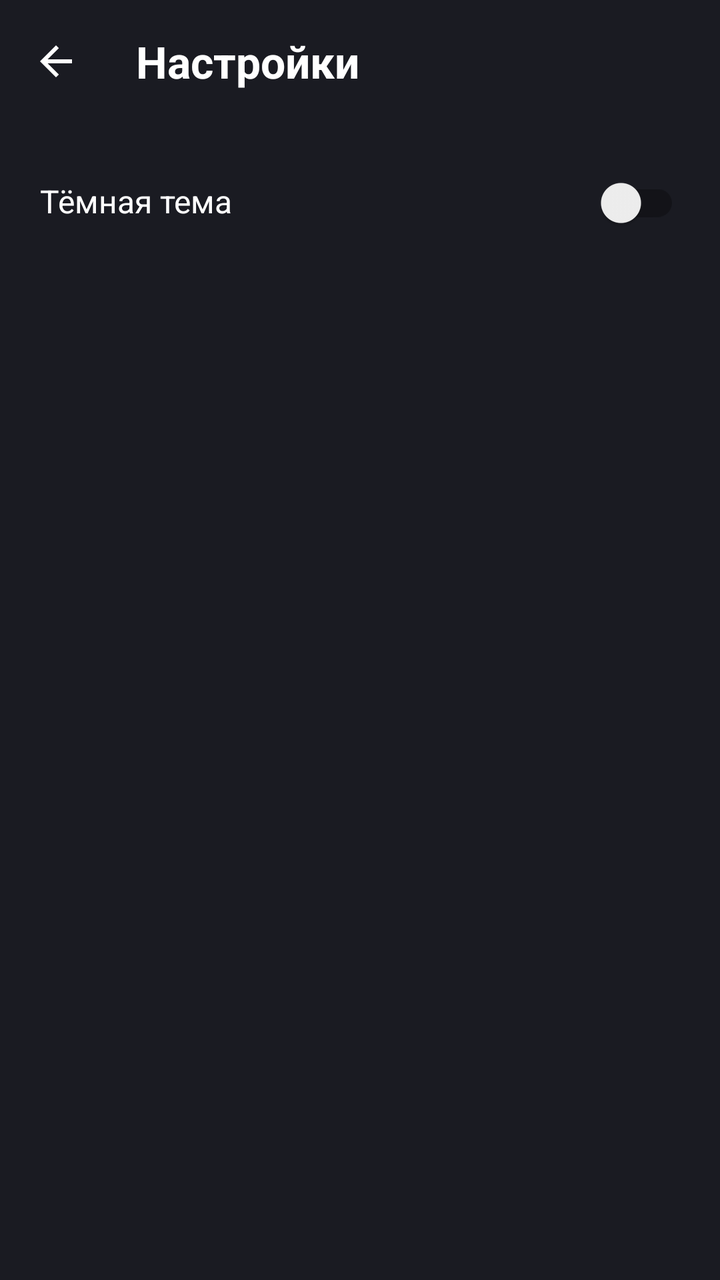
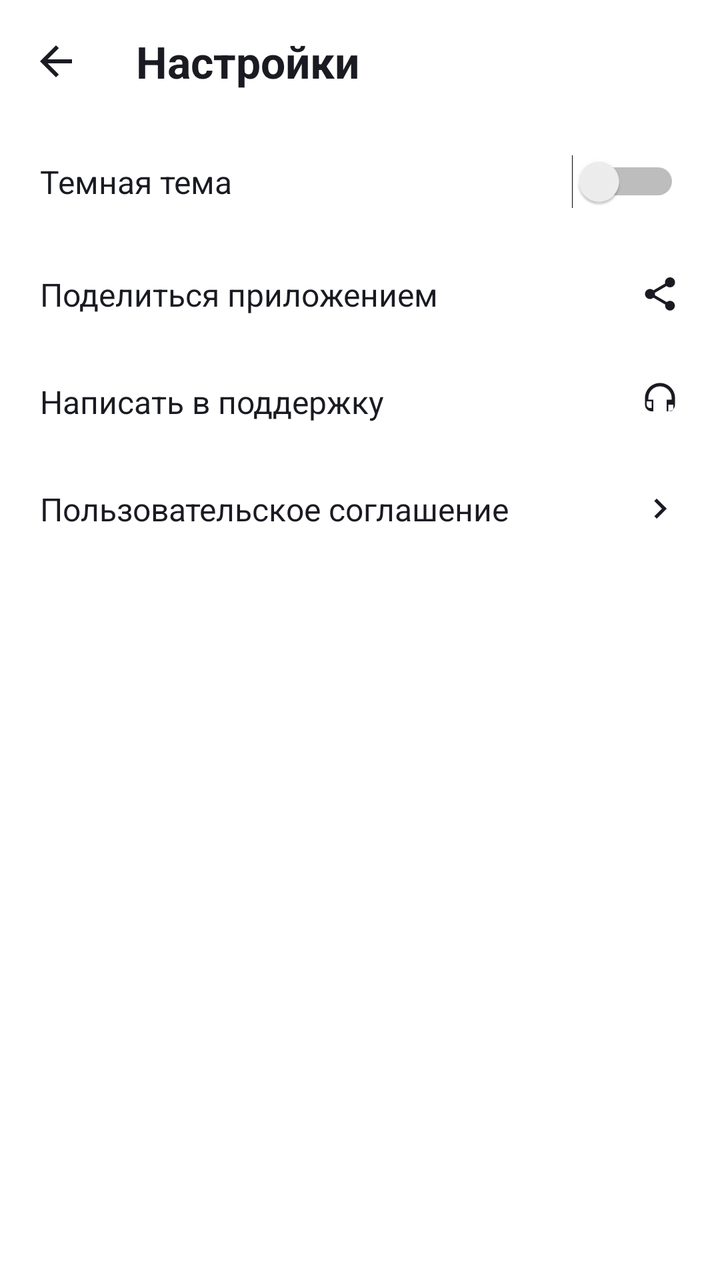

Before-and-after screenshots of an Android layout around one commit, followed by the original layout XML and the change that was made.
<!-- AndroidManifest.xml: application theme Theme.MaterialComponents.DayNight.NoActionBar -->
<!-- res/layout/activity_settings.xml -->
<?xml version="1.0" encoding="utf-8"?>
<LinearLayout xmlns:android="http://schemas.android.com/apk/res/android"
    xmlns:app="http://schemas.android.com/apk/res-auto"
    android:layout_width="match_parent"
    android:layout_height="match_parent"
    android:background="@color/dark_background"
    android:orientation="vertical">

    <LinearLayout
        android:layout_width="match_parent"
        android:layout_height="wrap_content"
        android:orientation="horizontal"
        android:padding="@dimen/padding_default">

        <ImageView
            android:id="@+id/iv_back"
            android:layout_width="@dimen/icon_size"
            android:layout_height="@dimen/icon_size"
            android:layout_gravity="center_vertical"
            android:src="@drawable/arrow"
            android:contentDescription="@string/back"
            app:tint="@color/text_primary" />

        <TextView
            android:layout_width="wrap_content"
            android:layout_height="wrap_content"
            android:layout_marginStart="@dimen/margin_large"
            android:text="@string/settings"
            android:textColor="@color/text_primary"
            android:textSize="@dimen/text_title"
            android:textStyle="bold" />

    </LinearLayout>

    <LinearLayout
        android:layout_width="match_parent"
        android:layout_height="wrap_content"
        android:orientation="horizontal"
        android:padding="@dimen/padding_default"
        android:paddingStart="@dimen/padding_medium"
        android:paddingEnd="@dimen/padding_medium">

        <TextView
            android:layout_width="0dp"
            android:layout_height="wrap_content"
            android:layout_weight="1"
            android:text="@string/dark_theme"
            android:textColor="@color/text_primary"
            android:textSize="@dimen/text_normal" />

        <androidx.appcompat.widget.SwitchCompat
            android:layout_width="wrap_content"
            android:layout_height="wrap_content" />

    </LinearLayout>

</LinearLayout>
<!-- resources referenced by this layout -->
<resources>
  <color name="dark_background">#1A1B22</color>
  <color name="text_primary">#FFFFFF</color>
  <dimen name="icon_size">24dp</dimen>
  <dimen name="margin_large">28dp</dimen>
  <dimen name="padding_default">16dp</dimen>
  <dimen name="padding_medium">20dp</dimen>
  <dimen name="text_normal">16sp</dimen>
  <dimen name="text_title">22sp</dimen>
  <!-- drawable arrow (drawable) -->
  <vector xmlns:android="http://schemas.android.com/apk/res/android" android:height="19dp" android:viewportHeight="960" android:viewportWidth="960" android:width="19dp">
        
      <path android:fillColor="#1f1f1f" android:pathData="m313,520 l224,224 -57,56 -320,-320 320,-320 57,56 -224,224h487v80L313,520Z"/>
      
  </vector>
  <string name="back">Назад</string>
  <string name="dark_theme">Тёмная тема</string>
  <string name="settings">Настройки</string>
</resources>

<!-- the commit's change to res/layout/activity_settings.xml (unified diff, before → after) -->
@@ -3,55 +3,134 @@
     xmlns:app="http://schemas.android.com/apk/res-auto"
     android:layout_width="match_parent"
     android:layout_height="match_parent"
-    android:background="@color/dark_background"
+    android:background="@color/white"
     android:orientation="vertical">
 
+    
     <LinearLayout
         android:layout_width="match_parent"
         android:layout_height="wrap_content"
         android:orientation="horizontal"
-        android:padding="@dimen/padding_default">
+        android:padding="16dp"
+        android:gravity="center_vertical">
 
         <ImageView
             android:id="@+id/iv_back"
-            android:layout_width="@dimen/icon_size"
-            android:layout_height="@dimen/icon_size"
-            android:layout_gravity="center_vertical"
+            android:layout_width="24dp"
+            android:layout_height="24dp"
             android:src="@drawable/arrow"
             android:contentDescription="@string/back"
-            app:tint="@color/text_primary" />
+            app:tint="@color/button_text" />
 
         <TextView
             android:layout_width="wrap_content"
             android:layout_height="wrap_content"
-            android:layout_marginStart="@dimen/margin_large"
+            android:layout_marginStart="28dp"
             android:text="@string/settings"
-            android:textColor="@color/text_primary"
-            android:textSize="@dimen/text_title"
+            android:textColor="@color/button_text"
+            android:textSize="22sp"
             android:textStyle="bold" />
-
     </LinearLayout>
 
+    
     <LinearLayout
         android:layout_width="match_parent"
         android:layout_height="wrap_content"
         android:orientation="horizontal"
-        android:padding="@dimen/padding_default"
-        android:paddingStart="@dimen/padding_medium"
-        android:paddingEnd="@dimen/padding_medium">
+        android:padding="16dp"
+        android:paddingStart="20dp"
+        android:paddingEnd="20dp"
+        android:gravity="center_vertical">
 
         <TextView
             android:layout_width="0dp"
             android:layout_height="wrap_content"
             android:layout_weight="1"
             android:text="@string/dark_theme"
-            android:textColor="@color/text_primary"
-            android:textSize="@dimen/text_normal" />
+            android:textColor="@color/button_text"
+            android:textSize="16sp" />
 
-        <androidx.appcompat.widget.SwitchCompat
+        <Switch
             android:layout_width="wrap_content"
             android:layout_height="wrap_content" />
+    </LinearLayout>
 
+    
+    <LinearLayout
+        android:layout_width="match_parent"
+        android:layout_height="wrap_content"
+        android:orientation="horizontal"
+        android:padding="16dp"
+        android:paddingStart="20dp"
+        android:paddingEnd="20dp"
+        android:gravity="center_vertical">
+
+        <TextView
+            android:layout_width="0dp"
+            android:layout_height="wrap_content"
+            android:layout_weight="1"
+            android:text="@string/share_app"
+            android:textColor="@color/button_text"
+            android:textSize="16sp" />
+
+        <ImageView
+            android:layout_width="20dp"
+            android:layout_height="20dp"
+            android:src="@drawable/ic_share"
+            android:contentDescription="@string/share_app"
+            app:tint="@color/button_text" />
+    </LinearLayout>
+
+    
+    <LinearLayout
+        android:layout_width="match_parent"
+        android:layout_height="wrap_content"
+        android:orientation="horizontal"
+        android:padding="16dp"
+        android:paddingStart="20dp"
+        android:paddingEnd="20dp"
+        android:gravity="center_vertical">
+
+        <TextView
+            android:layout_width="0dp"
+            android:layout_height="wrap_content"
+            android:layout_weight="1"
+            android:text="@string/support"
+            android:textColor="@color/button_text"
+            android:textSize="16sp" />
+
+        <ImageView
+            android:layout_width="20dp"
+            android:layout_height="20dp"
+            android:src="@drawable/ic_headset"
+            android:contentDescription="@string/support"
+            app:tint="@color/button_text" />
+    </LinearLayout>
+
+    
+    <LinearLayout
+        android:layout_width="match_parent"
+        android:layout_height="wrap_content"
+        android:orientation="horizontal"
+        android:padding="16dp"
+        android:paddingStart="20dp"
+        android:paddingEnd="20dp"
+        android:gravity="center_vertical">
+
+        <TextView
+            android:layout_width="0dp"
+            android:layout_height="wrap_content"
+            android:layout_weight="1"
+            android:text="@string/terms"
+            android:textColor="@color/button_text"
+            android:textSize="16sp" />
+
+        <ImageView
+            android:layout_width="20dp"
+            android:layout_height="20dp"
+            android:src="@drawable/ic_arrow_right"
+            android:contentDescription="Переход"
+            app:tint="@color/button_text" />
     </LinearLayout>
 
 </LinearLayout>
<!-- resource entries referenced after the edit -->
@@ -1,21 +1,52 @@
 <!-- resources referenced by this layout -->
 <resources>
-  <color name="dark_background">#1A1B22</color>
-  <color name="text_primary">#FFFFFF</color>
-  <dimen name="icon_size">24dp</dimen>
-  <dimen name="margin_large">28dp</dimen>
-  <dimen name="padding_default">16dp</dimen>
-  <dimen name="padding_medium">20dp</dimen>
-  <dimen name="text_normal">16sp</dimen>
-  <dimen name="text_title">22sp</dimen>
+  <color name="button_text">#1A1B22</color>
+  <color name="white">#FFFFFF</color>
   <!-- drawable arrow (drawable) -->
-  <vector xmlns:android="http://schemas.android.com/apk/res/android" android:height="19dp" android:viewportHeight="960" android:viewportWidth="960" android:width="19dp">
-        
-      <path android:fillColor="#1f1f1f" android:pathData="m313,520 l224,224 -57,56 -320,-320 320,-320 57,56 -224,224h487v80L313,520Z"/>
-      
+  <vector xmlns:android="http://schemas.android.com/apk/res/android"
+      android:width="19dp"
+      android:height="19dp"
+      android:viewportWidth="960"
+      android:viewportHeight="960">
+      <path
+          android:fillColor="#1f1f1f"
+          android:pathData="m313,520 l224,224 -57,56 -320,-320 320,-320 57,56 -224,224h487v80L313,520Z"/>
+  </vector>
+  <!-- drawable ic_arrow_right (drawable) -->
+  <vector xmlns:android="http://schemas.android.com/apk/res/android"
+      android:width="24dp"
+      android:height="24dp"
+      android:viewportWidth="24"
+      android:viewportHeight="24">
+      <path
+          android:fillColor="#1A1B22"
+          android:pathData="M10,6L8.59,7.41 13.17,12l-4.58,4.59L10,18l6,-6z"/>
+  </vector>
+  <!-- drawable ic_headset (drawable) -->
+  <vector xmlns:android="http://schemas.android.com/apk/res/android"
+      android:width="24dp"
+      android:height="24dp"
+      android:viewportWidth="24"
+      android:viewportHeight="24">
+      <path
+          android:fillColor="#1A1B22"
+          android:pathData="M12,1C7.03,1 3,5.03 3,10v4c0,2.21 1.79,4 4,4h1v-7H5v-1c0,-3.87 3.13,-7 7,-7s7,3.13 7,7v1h-3v7h1c2.21,0 4,-1.79 4,-4v-4c0,-4.97 -4.03,-9 -9,-9zM7,14v2H6c-1.1,0 -2,-0.9 -2,-2v-2h3v2zm10,0h3v2c0,1.1 -0.9,2 -2,2h-1v-2z"/>
+  </vector>
+  <!-- drawable ic_share (drawable) -->
+  <vector xmlns:android="http://schemas.android.com/apk/res/android"
+      android:width="24dp"
+      android:height="24dp"
+      android:viewportWidth="24"
+      android:viewportHeight="24">
+      <path
+          android:fillColor="#1A1B22"
+          android:pathData="M18,16.08c-0.76,0 -1.44,0.3 -1.96,0.77L8.91,12.7c0.05,-0.23 0.09,-0.46 0.09,-0.7s-0.04,-0.47 -0.09,-0.7l7.05,-4.11c0.54,0.5 1.25,0.81 2.04,0.81 1.66,0 3,-1.34 3,-3s-1.34,-3 -3,-3 -3,1.34 -3,3c0,0.24 0.04,0.47 0.09,0.7L8.04,9.81C7.5,9.31 6.79,9 6,9c-1.66,0 -3,1.34 -3,3s1.34,3 3,3c0.79,0 1.5,-0.31 2.04,-0.81l7.12,4.16c-0.05,0.21 -0.08,0.43 -0.08,0.65 0,1.61 1.31,2.92 2.92,2.92 1.61,0 2.92,-1.31 2.92,-2.92s-1.31,-2.92 -2.92,-2.92z"/>
   </vector>
   <string name="back">Назад</string>
-  <string name="dark_theme">Тёмная тема</string>
+  <string name="dark_theme">Темная тема</string>
   <string name="settings">Настройки</string>
+  <string name="share_app">Поделиться приложением</string>
+  <string name="support">Написать в поддержку</string>
+  <string name="terms">Пользовательское соглашение</string>
 </resources>
 
